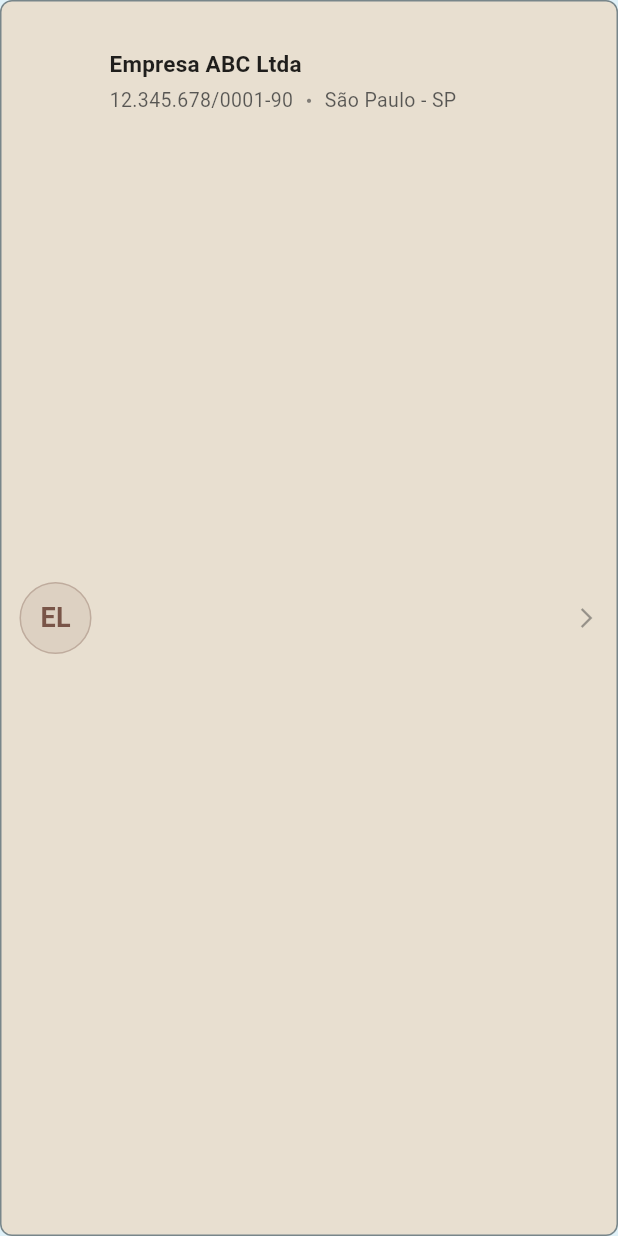
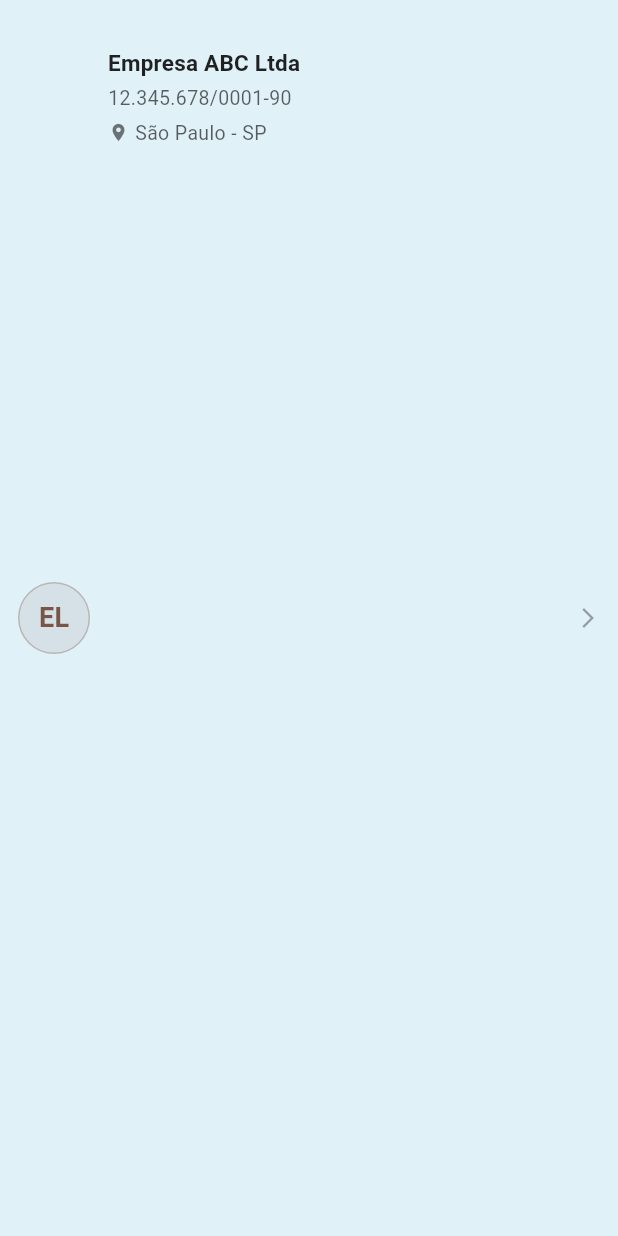
Before and after one commit to esmaelz/expressive2, a Flutter app: the ClientSelectionField widget shown alone on an empty page, opened directly with sample values from the repository, on a phone screen of 412 x 824 dp. Run offline on Flutter 3.47's test engine with Material 3 defaults, Android fonts, the phone set to English and light mode, and no system bars.

Commit message:
Seleciona cliente

```diff
--- a/lib/widgets/client_selection_field.dart
+++ b/lib/widgets/client_selection_field.dart
@@ -39,14 +39,18 @@ class _ClientSelectionFieldState extends State<ClientSelectionField> {
       },
       child: Container(
         decoration: BoxDecoration(
-          color: AppTheme.customColors.searchBarBackground,
+          color: widget.selectedClient == null
+              ? AppTheme.customColors.searchBarBackground
+              : theme.colorScheme.surface,
           borderRadius: BorderRadius.circular(8),
-          border: Border.all(
+          border: widget.selectedClient == null
+              ? Border.all(
                   color: _isFocused
                     ? customColors.inputBorderFocused
                     : customColors.inputBorder,
                   width: _isFocused ? 1.5 : 1.0,
-          ),
+                )
+              : null,
         ),
         child: widget.selectedClient == null
             ? _buildEmptyState(theme)
@@ -154,11 +158,8 @@ class _ClientSelectionFieldState extends State<ClientSelectionField> {
                   overflow: TextOverflow.ellipsis,
                 ),
                 const SizedBox(height: 2),
-                // CNPJ and location
-                Row(
-                  children: [
-                    Flexible(
-                      child: Text(
+                // CNPJ
+                Text(
                   client.formattedCnpj,
                   style: TextStyle(
                     fontSize: 13,
@@ -167,15 +168,16 @@ class _ClientSelectionFieldState extends State<ClientSelectionField> {
                   maxLines: 1,
                   overflow: TextOverflow.ellipsis,
                 ),
+                const SizedBox(height: 4),
+                // Location with icon
+                Row(
+                  children: [
+                    Icon(
+                      Icons.location_on,
+                      size: 14,
+                      color: theme.colorScheme.onSurface.withOpacity(0.6),
                     ),
-                    const SizedBox(width: 8),
-                    Text(
-                      '•',
-                      style: TextStyle(
-                        color: theme.colorScheme.onSurface.withOpacity(0.5),
-                      ),
-                    ),
-                    const SizedBox(width: 8),
+                    const SizedBox(width: 4),
                     Flexible(
                       child: Text(
                         client.location,
```
Lines whose indentation alone changed are shown as unchanged.
